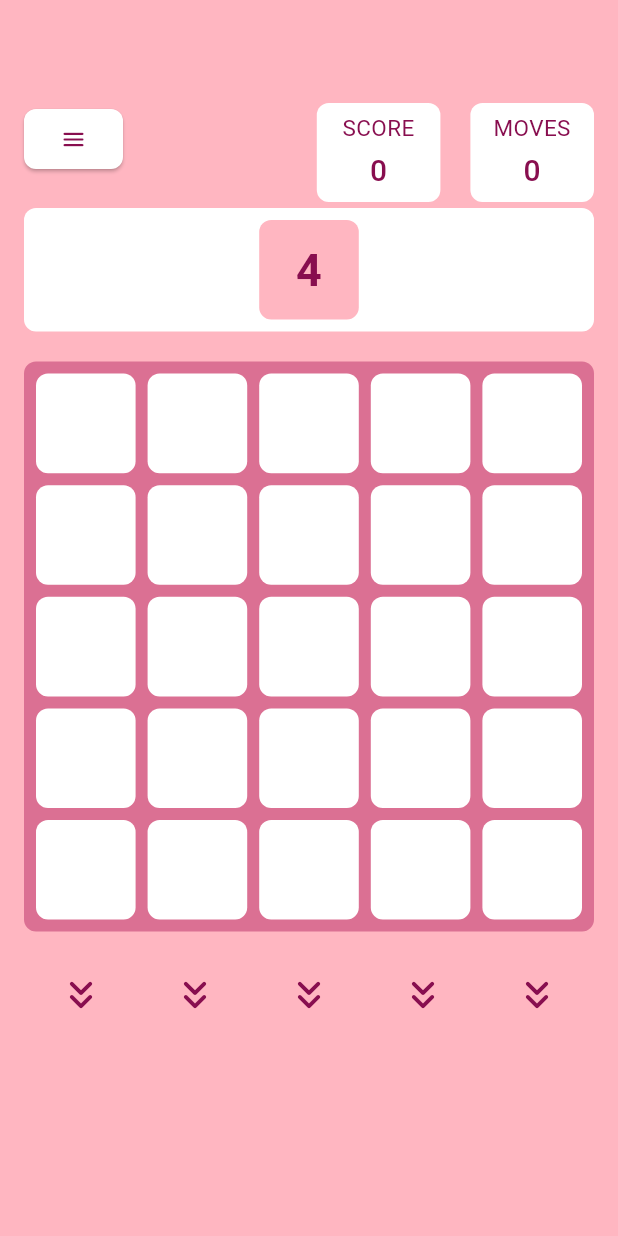
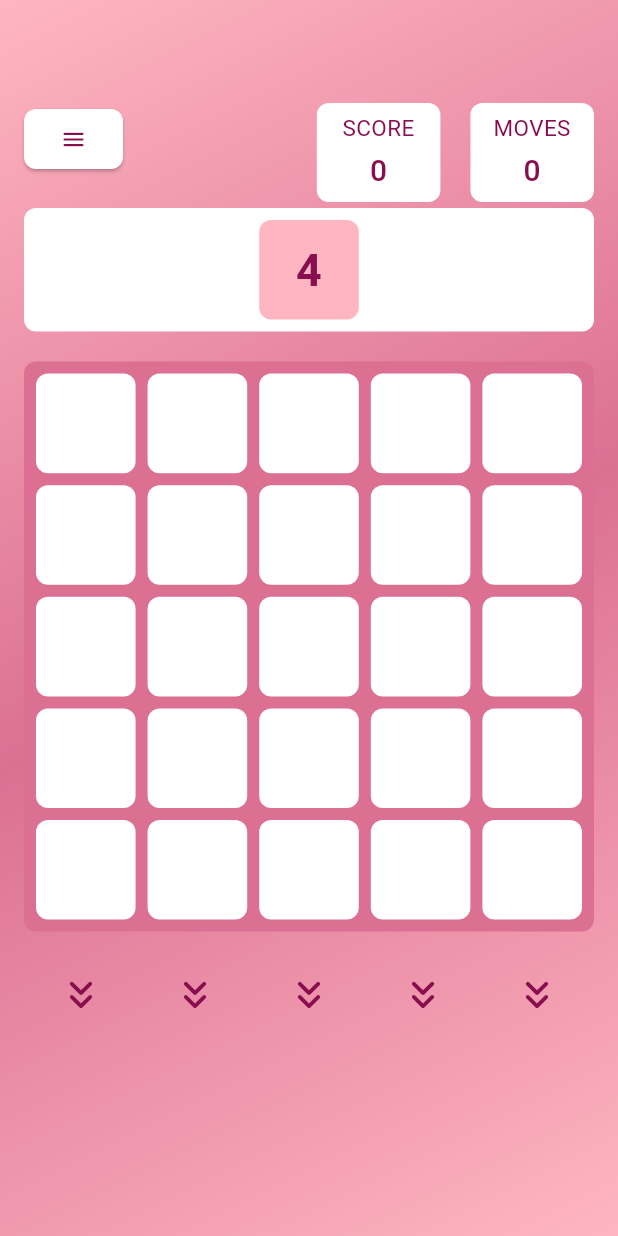
Before and after one commit to mraboso2019/practica2moviles, a Flutter app: the screen it shows after launch, after a tap on "START", on a phone screen of 412 x 824 dp. Run offline on Flutter 3.47's test engine with Material 3 defaults, Android fonts, the phone set to English and light mode, and no system bars; our stand-ins replace audioplayers, shared_preferences.

Commit message:
update gradient

```diff
--- a/lib/app_theme.dart
+++ b/lib/app_theme.dart
@@ -14,6 +14,7 @@ class AppTheme extends ChangeNotifier {
   Map<int, Color> numTileColor = pinkTileColors;
   Color tileFontColor = Colors.pink[900]!;
   Color gridBackGroundColor = softGreyPink;
+  Color backgroundColor = lightPink;
 
   AppTheme() {
     _loadTheme();
@@ -55,6 +56,7 @@ class AppTheme extends ChangeNotifier {
     tileFontColor = Colors.pink[900]!;
     numTileColor = pinkTileColors;
     gridBackGroundColor = softGreyPink;
+    backgroundColor = lightPink;
   }
 
   void setPurpleTheme() {
@@ -62,6 +64,7 @@ class AppTheme extends ChangeNotifier {
     tileFontColor = Colors.white;
     numTileColor = purpleTileColors;
     gridBackGroundColor = softGreyPurple;
+    backgroundColor = lightPurple;
   }
 
   void setBlueTheme() {
@@ -69,6 +72,7 @@ class AppTheme extends ChangeNotifier {
     tileFontColor = Colors.blue[900]!;
     numTileColor = blueGreenTileColors;
     gridBackGroundColor = softGreyBlue;
+    backgroundColor = lightBlueGreen;
   }
 
   void changeTheme(int themeIndex) async {
@@ -79,6 +83,18 @@ class AppTheme extends ChangeNotifier {
     _applyTheme(_currentThemeIndex);
     _saveTheme(_currentThemeIndex);
   }
+
+  BoxDecoration get gradientBackground => BoxDecoration(
+    gradient: LinearGradient(
+      colors: [
+        backgroundColor,
+        gridBackGroundColor,
+        backgroundColor,
+      ],
+      begin: Alignment.topLeft,
+      end: Alignment.bottomRight,
+    ),
+  );
 }
 
 const Color lightPink = Color.fromARGB(255, 255, 182, 193);
--- a/lib/game_screen.dart
+++ b/lib/game_screen.dart
@@ -6,6 +6,7 @@ import 'defeat_screen.dart';
 import 'pause_game.dart';
 import 'package:provider/provider.dart';
 import 'package:animations/animations.dart';
+import 'app_theme.dart';
 
 class GameScreen extends StatefulWidget {
   @override
@@ -66,7 +67,7 @@ class _GameScreenState extends State<GameScreen>
         Navigator.of(context).push(
           PageRouteBuilder(
             pageBuilder: (context, animation, secondaryAnimation) =>
-                DefeatScreen(),
+                DefeatScreen(score: score),
             transitionsBuilder:
                 (context, animation, secondaryAnimation, child) {
               return FadeThroughTransition(
@@ -164,6 +165,8 @@ class _GameScreenState extends State<GameScreen>
     Color tileFontColor = Provider.of<AppTheme>(context).tileFontColor;
     Color gridBackGroundColor =
         Provider.of<AppTheme>(context).gridBackGroundColor;
+    final gradientDecoration =
+        Provider.of<AppTheme>(context).gradientBackground;
 
     List<Widget> stackItems = [];
 
@@ -334,7 +337,9 @@ class _GameScreenState extends State<GameScreen>
 
     return Scaffold(
       //appBar: AppBar(title: Text('Partida en curso')),
-      body: Stack(
+      body: Container(
+        decoration: gradientDecoration,
+        child: Stack(
           children: [
             Positioned(
                 top: MediaQuery.of(context).size.height / 12,
@@ -404,6 +409,7 @@ class _GameScreenState extends State<GameScreen>
             ),
           ],
         ),
+      ),
     );
   }
 }
--- a/lib/home_screen.dart
+++ b/lib/home_screen.dart
@@ -5,19 +5,24 @@ import 'package:practica_2/settings.dart';
 import 'game_screen.dart';
 import 'settings.dart';
 import 'package:animations/animations.dart';
+import 'app_theme.dart';
+import 'package:provider/provider.dart';
 
 class HomeScreen extends StatelessWidget {
   @override
   Widget build(BuildContext context) {
+    final gradientDecoration = Provider.of<AppTheme>(context).gradientBackground;
+
     return Scaffold(
-      //appBar: AppBar(title: Text('Pantalla de Inicio')),
-      body: Center(
+      body: Container(
+        decoration: gradientDecoration,
+        child: Center(
           child: Column(
             mainAxisSize: MainAxisSize.min,
             children: [
+              const Spacer(flex: 20),
               ElevatedButton(
                 onPressed: () {
-
                   Navigator.of(context).push(
                     PageRouteBuilder(
                       pageBuilder: (context, animation, secondaryAnimation) =>
@@ -38,7 +43,7 @@ class HomeScreen extends StatelessWidget {
                   minimumSize: Size(MediaQuery.of(context).size.width / 2, 40),
                 ),
               ),
-            SizedBox(height: 10.0),
+              const Spacer(flex: 1),
               ElevatedButton(
                 onPressed: () {
                   Navigator.of(context).push(
@@ -61,7 +66,7 @@ class HomeScreen extends StatelessWidget {
                   minimumSize: Size(MediaQuery.of(context).size.width / 2, 40),
                 ),
               ),
-            SizedBox(height: 10.0),
+              const Spacer(flex: 1),
               ElevatedButton(
                 onPressed: () {
                   Navigator.of(context).push(
@@ -84,7 +89,9 @@ class HomeScreen extends StatelessWidget {
                   minimumSize: Size(MediaQuery.of(context).size.width / 2, 40),
                 ),
               ),
+              const Spacer(flex: 20),
             ],
+          ),
         ),
       ),
     );
--- a/lib/main.dart
+++ b/lib/main.dart
@@ -4,6 +4,8 @@ import 'app_theme.dart';
 import 'home_screen.dart';
 import 'settings.dart';
 import 'package:provider/provider.dart';
+import 'pause_game.dart';
+import 'defeat_screen.dart';
 
 // Este es tu archivo donde manejas la música
 
```
Also changed, not shown: lib/defeat_screen.dart (+83 -6 lines), lib/pause_game.dart (+10 -4 lines), lib/settings.dart (+10 -5 lines). Lines whose indentation alone changed are shown as unchanged.
